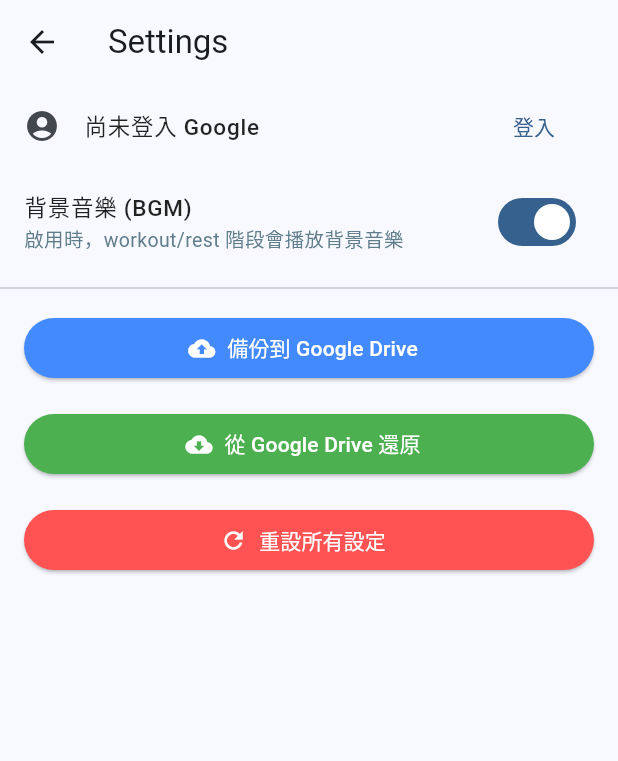
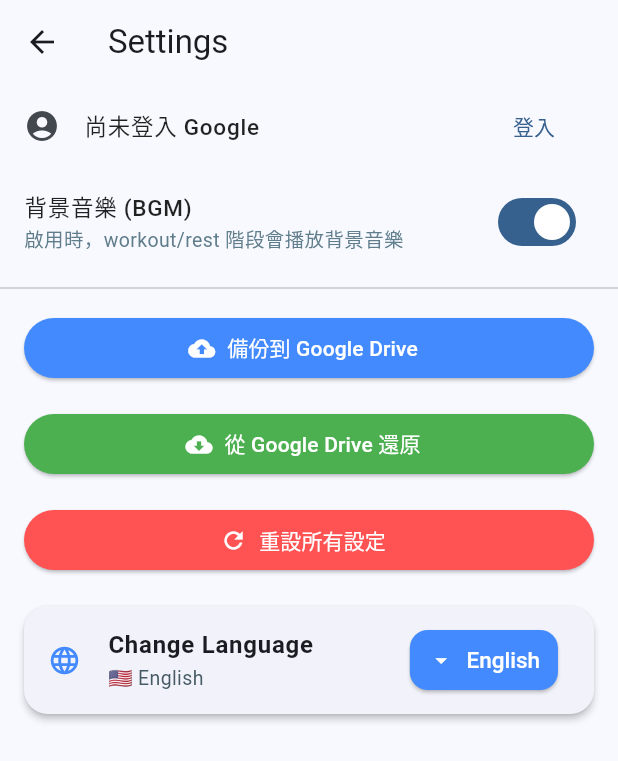
Before and after one commit to brianhsux/TabataApp, a Flutter app: the screen it shows after launch, after a tap on the "settings" icon, on a phone screen of 412 x 824 dp. Shown: the top 761 px of the screen. Run offline on Flutter 3.47's test engine with Material 3 defaults, Android fonts, the phone set to English and light mode, and no system bars; our stand-ins replace audioplayers, dropdown_button2, google_mobile_ads, google_sign_in, googleapis_auth, pie_chart and 5 more; missing offline and left inert: googleapis; accounts and stored records are empty; network calls fail.

Commit message:
Adds localization support to the app
Implements internationalization (i18n) support, allowing the app to be translated into multiple languages.

Adds support for English and Chinese languages. Includes necessary files and configuration for localization.

Updates the settings screen to allow users to change the app's language.

````diff
--- /dev/null
+++ b/l10n.yaml
@@ -0,0 +1,3 @@
+arb-dir: lib/l10n
+template-arb-file: app_en.arb
+output-localization-file: app_localizations.dart
--- /dev/null
+++ b/lib/l10n/app_en.arb
@@ -0,0 +1,5 @@
+{
+  "title": "Tabata App",
+  "settings": "Settings",
+  "changeLanguage": "Change Language"
+}
--- /dev/null
+++ b/lib/l10n/app_localizations.dart
@@ -0,0 +1,152 @@
+import 'dart:async';
+
+import 'package:flutter/foundation.dart';
+import 'package:flutter/widgets.dart';
+import 'package:flutter_localizations/flutter_localizations.dart';
+import 'package:intl/intl.dart' as intl;
+
+import 'app_localizations_en.dart';
+import 'app_localizations_zh.dart';
+
+// ignore_for_file: type=lint
+
+/// Callers can lookup localized strings with an instance of AppLocalizations
+/// returned by `AppLocalizations.of(context)`.
+///
+/// Applications need to include `AppLocalizations.delegate()` in their app's
+/// `localizationDelegates` list, and the locales they support in the app's
+/// `supportedLocales` list. For example:
+///
+/// ```dart
+/// import 'l10n/app_localizations.dart';
+///
+/// return MaterialApp(
+///   localizationsDelegates: AppLocalizations.localizationsDelegates,
+///   supportedLocales: AppLocalizations.supportedLocales,
+///   home: MyApplicationHome(),
+/// );
+/// ```
+///
+/// ## Update pubspec.yaml
+///
+/// Please make sure to update your pubspec.yaml to include the following
+/// packages:
+///
+/// ```yaml
+/// dependencies:
+///   # Internationalization support.
+///   flutter_localizations:
+///     sdk: flutter
+///   intl: any # Use the pinned version from flutter_localizations
+///
+///   # Rest of dependencies
+/// ```
+///
+/// ## iOS Applications
+///
+/// iOS applications define key application metadata, including supported
+/// locales, in an Info.plist file that is built into the application bundle.
+/// To configure the locales supported by your app, you’ll need to edit this
+/// file.
+///
+/// First, open your project’s ios/Runner.xcworkspace Xcode workspace file.
+/// Then, in the Project Navigator, open the Info.plist file under the Runner
+/// project’s Runner folder.
+///
+/// Next, select the Information Property List item, select Add Item from the
+/// Editor menu, then select Localizations from the pop-up menu.
+///
+/// Select and expand the newly-created Localizations item then, for each
+/// locale your application supports, add a new item and select the locale
+/// you wish to add from the pop-up menu in the Value field. This list should
+/// be consistent with the languages listed in the AppLocalizations.supportedLocales
+/// property.
+abstract class AppLocalizations {
+  AppLocalizations(String locale)
+    : localeName = intl.Intl.canonicalizedLocale(locale.toString());
+
+  final String localeName;
+
+  static AppLocalizations? of(BuildContext context) {
+    return Localizations.of<AppLocalizations>(context, AppLocalizations);
+  }
+
+  static const LocalizationsDelegate<AppLocalizations> delegate =
+      _AppLocalizationsDelegate();
+
+  /// A list of this localizations delegate along with the default localizations
+  /// delegates.
+  ///
+  /// Returns a list of localizations delegates containing this delegate along with
+  /// GlobalMaterialLocalizations.delegate, GlobalCupertinoLocalizations.delegate,
+  /// and GlobalWidgetsLocalizations.delegate.
+  ///
+  /// Additional delegates can be added by appending to this list in
+  /// MaterialApp. This list does not have to be used at all if a custom list
+  /// of delegates is preferred or required.
+  static const List<LocalizationsDelegate<dynamic>> localizationsDelegates =
+      <LocalizationsDelegate<dynamic>>[
+        delegate,
+        GlobalMaterialLocalizations.delegate,
+        GlobalCupertinoLocalizations.delegate,
+        GlobalWidgetsLocalizations.delegate,
+      ];
+
+  /// A list of this localizations delegate's supported locales.
+  static const List<Locale> supportedLocales = <Locale>[
+    Locale('en'),
+    Locale('zh'),
+  ];
+
+  /// No description provided for @title.
+  ///
+  /// In en, this message translates to:
+  /// **'Tabata App'**
+  String get title;
+
+  /// No description provided for @settings.
+  ///
+  /// In en, this message translates to:
+  /// **'Settings'**
+  String get settings;
+
+  /// No description provided for @changeLanguage.
+  ///
+  /// In en, this message translates to:
+  /// **'Change Language'**
+  String get changeLanguage;
+}
+
+class _AppLocalizationsDelegate
+    extends LocalizationsDelegate<AppLocalizations> {
+  const _AppLocalizationsDelegate();
+
+  @override
+  Future<AppLocalizations> load(Locale locale) {
+    return SynchronousFuture<AppLocalizations>(lookupAppLocalizations(locale));
+  }
+
+  @override
+  bool isSupported(Locale locale) =>
+      <String>['en', 'zh'].contains(locale.languageCode);
+
+  @override
+  bool shouldReload(_AppLocalizationsDelegate old) => false;
+}
+
+AppLocalizations lookupAppLocalizations(Locale locale) {
+  // Lookup logic when only language code is specified.
+  switch (locale.languageCode) {
+    case 'en':
+      return AppLocalizationsEn();
+    case 'zh':
+      return AppLocalizationsZh();
+  }
+
+  throw FlutterError(
+    'AppLocalizations.delegate failed to load unsupported locale "$locale". This is likely '
+    'an issue with the localizations generation tool. Please file an issue '
+    'on GitHub with a reproducible sample app and the gen-l10n configuration '
+    'that was used.',
+  );
+}
--- /dev/null
+++ b/lib/l10n/app_zh.arb
@@ -0,0 +1,5 @@
+{
+  "title": "Tabata 計時器",
+  "settings": "設定",
+  "changeLanguage": "切換語言"
+}
--- a/lib/main.dart
+++ b/lib/main.dart
@@ -15,6 +15,8 @@ import 'widgets/cycle_set_block.dart';
 import 'package:dropdown_button2/dropdown_button2.dart';
 import 'package:google_mobile_ads/google_mobile_ads.dart';
 import 'package:wakelock_plus/wakelock_plus.dart';
+import 'package:flutter_localizations/flutter_localizations.dart';
+import 'l10n/app_localizations.dart';
 
 void main() async {
   WidgetsFlutterBinding.ensureInitialized();
@@ -27,8 +29,21 @@ void main() async {
   );
 }
 
-class TabataApp extends StatelessWidget {
+class TabataApp extends StatefulWidget {
   const TabataApp({super.key});
+
+  @override
+  State<TabataApp> createState() => _TabataAppState();
+}
+
+class _TabataAppState extends State<TabataApp> {
+  Locale? _locale;
+
+  void setLocale(Locale locale) {
+    setState(() {
+      _locale = locale;
+    });
+  }
 
   @override
   Widget build(BuildContext context) {
@@ -42,7 +57,20 @@ class TabataApp extends StatelessWidget {
           bodyMedium: TextStyle(fontSize: 18, color: Colors.black),
         ),
       ),
-      home: TabataScreen(),
+      locale: _locale,
+      localizationsDelegates: [
+        AppLocalizations.delegate,
+        GlobalMaterialLocalizations.delegate,
+        GlobalWidgetsLocalizations.delegate,
+        GlobalCupertinoLocalizations.delegate,
+      ],
+      supportedLocales: const [
+        Locale('en'),
+        Locale('zh'),
+      ],
+      home: TabataScreen(
+        onLocaleChanged: setLocale,
+      ),
     );
   }
 }
@@ -128,7 +156,9 @@ class TabataState with ChangeNotifier {
 }
 
 class TabataScreen extends StatefulWidget {
-  const TabataScreen({super.key});
+  const TabataScreen({super.key, required this.onLocaleChanged});
+
+  final Function(Locale) onLocaleChanged;
 
   @override
   _TabataScreenState createState() => _TabataScreenState();
@@ -1664,7 +1694,11 @@ class _TabataScreenState extends State<TabataScreen> {
             onPressed: () {
               Navigator.push(
                 context,
-                MaterialPageRoute(builder: (context) => SettingsScreen()),
+                MaterialPageRoute(
+                  builder: (context) => SettingsScreen(
+                    onLocaleChanged: widget.onLocaleChanged,
+                  ),
+                ),
               );
             },
           ),
--- a/lib/settings_screen.dart
+++ b/lib/settings_screen.dart
@@ -9,9 +9,12 @@ import 'package:googleapis_auth/googleapis_auth.dart' as auth;
 import 'package:sqflite/sqflite.dart';
 import 'package:http/http.dart' as http;
 import 'dart:async';
+import 'l10n/app_localizations.dart';
 
 class SettingsScreen extends StatefulWidget {
-  const SettingsScreen({super.key});
+  const SettingsScreen({super.key, this.onLocaleChanged});
+
+  final Function(Locale)? onLocaleChanged;
 
   @override
   State<SettingsScreen> createState() => _SettingsScreenState();
@@ -363,7 +366,7 @@ class _SettingsScreenState extends State<SettingsScreen> {
     final tabataState = context.watch<main.TabataState>();
     return Scaffold(
       appBar: AppBar(
-        title: Text('Settings'),
+        title: Text(AppLocalizations.of(context)!.settings),
       ),
       body: ListView(
         children: [
@@ -472,6 +475,66 @@ class _SettingsScreenState extends State<SettingsScreen> {
               },
             ),
           ),
+          Card(
+            margin: EdgeInsets.symmetric(horizontal: 16, vertical: 12),
+            elevation: 2,
+            shape: RoundedRectangleBorder(borderRadius: BorderRadius.circular(16)),
+            child: ListTile(
+              leading: Icon(Icons.language, color: Colors.blueAccent, size: 22),
+              title: Text(
+                AppLocalizations.of(context)!.changeLanguage,
+                style: TextStyle(fontWeight: FontWeight.bold, fontSize: 16),
+              ),
+              subtitle: Text(
+                Localizations.localeOf(context).languageCode == 'zh'
+                  ? '🇹🇼 繁體中文'
+                  : '🇺🇸 English',
+                style: TextStyle(fontSize: 13, color: Colors.blueGrey[700]),
+              ),
+              trailing: ElevatedButton.icon(
+                icon: Icon(Icons.arrow_drop_down, size: 18),
+                label: Text(
+                  Localizations.localeOf(context).languageCode == 'zh'
+                    ? '繁體中文'
+                    : 'English',
+                  style: TextStyle(fontWeight: FontWeight.w500, fontSize: 15),
+                ),
+                style: ElevatedButton.styleFrom(
+                  backgroundColor: Colors.blueAccent,
+                  foregroundColor: Colors.white,
+                  shape: RoundedRectangleBorder(borderRadius: BorderRadius.circular(12)),
+                  padding: EdgeInsets.symmetric(horizontal: 12, vertical: 8),
+                  textStyle: TextStyle(fontSize: 15),
+                ),
+                onPressed: () async {
+                  final locale = await showModalBottomSheet<Locale>(
+                    context: context,
+                    shape: RoundedRectangleBorder(
+                      borderRadius: BorderRadius.vertical(top: Radius.circular(24)),
+                    ),
+                    builder: (context) => Column(
+                      mainAxisSize: MainAxisSize.min,
+                      children: [
+                        ListTile(
+                          leading: Text('🇺🇸', style: TextStyle(fontSize: 20)),
+                          title: Text('English', style: TextStyle(fontSize: 15)),
+                          onTap: () => Navigator.pop(context, Locale('en')),
+                        ),
+                        ListTile(
+                          leading: Text('🇹🇼', style: TextStyle(fontSize: 20)),
+                          title: Text('繁體中文', style: TextStyle(fontSize: 15)),
+                          onTap: () => Navigator.pop(context, Locale('zh')),
+                        ),
+                      ],
+                    ),
+                  );
+                  if (locale != null && widget.onLocaleChanged != null) {
+                    widget.onLocaleChanged!(locale);
+                  }
+                },
+              ),
+            ),
+          ),
         ],
       ),
     );
--- a/pubspec.yaml
+++ b/pubspec.yaml
@@ -31,6 +31,8 @@ dependencies:
   flutter:
     sdk: flutter
   pie_chart: ^5.4.0
+  flutter_localizations:
+    sdk: flutter
 
   # The following adds the Cupertino Icons font to your application.
   # Use with the CupertinoIcons class for iOS style icons.
@@ -66,6 +68,7 @@ dev_dependencies:
 
 # The following section is specific to Flutter packages.
 flutter:
+  generate: true
 
   # The following line ensures that the Material Icons font is
   # included with your application, so that you can use the icons in
````
Also changed, not shown: lib/l10n/app_localizations_en.dart (added, +19 -0 lines), lib/l10n/app_localizations_zh.dart (added, +19 -0 lines), pubspec.lock.
